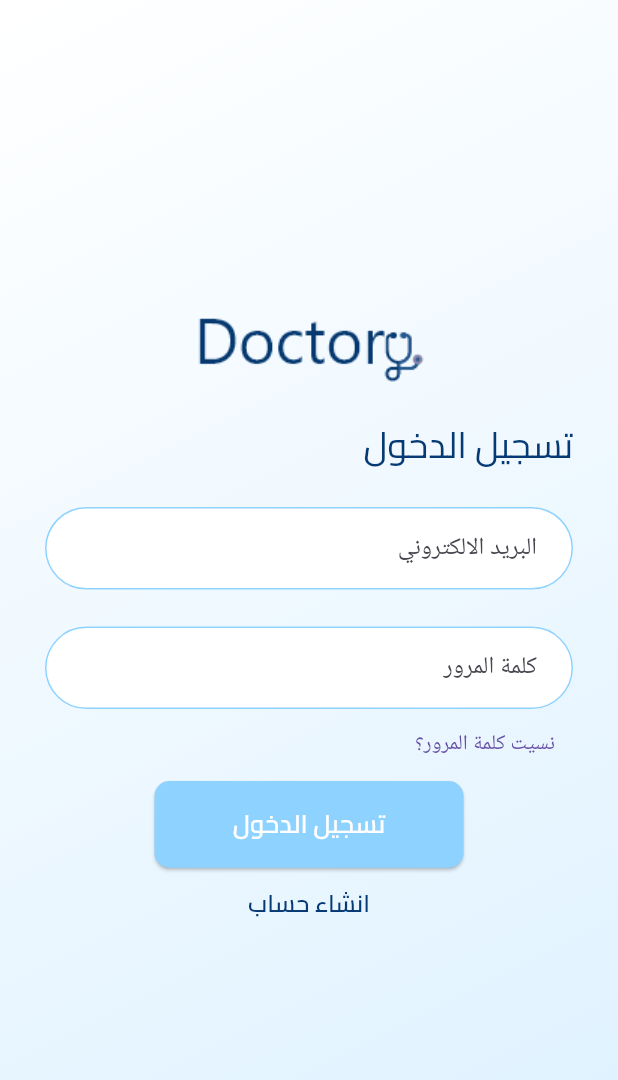
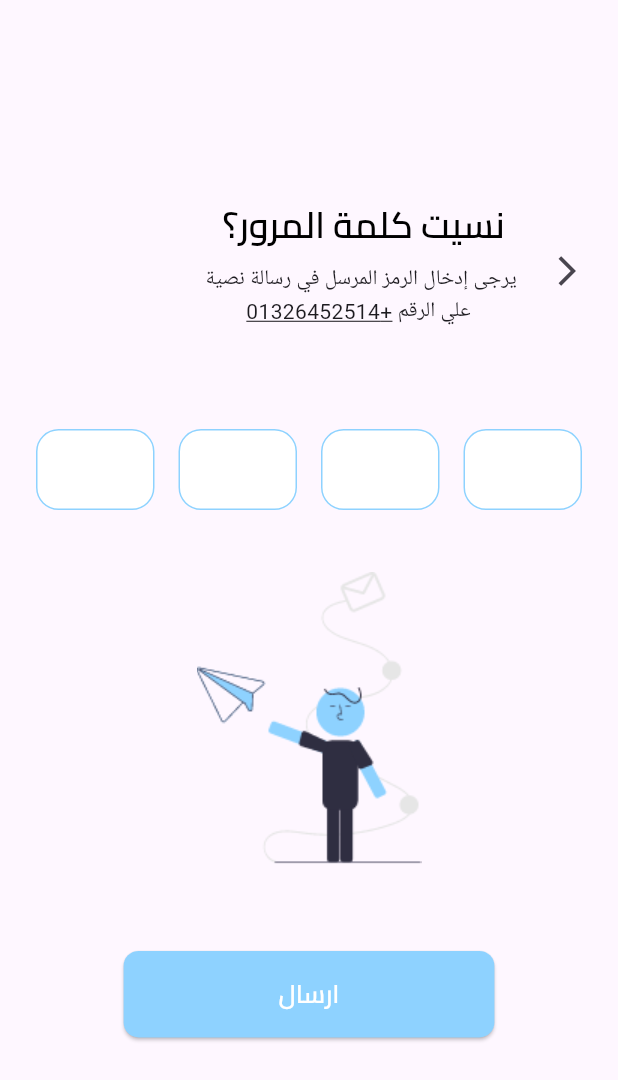
Before and after one commit to AhmedSlman/Doctory, a Flutter app: the SignUpView screen opened by its route, after a tap on "تسجيل الدخول", after a tap on "نسيت كلمة المرور؟", on a phone screen of 412 x 824 dp. Shown: the top 1080 px of the screen. Run offline on Flutter 3.47's test engine with Material 3 defaults, Android fonts, the phone set to English and light mode, and no system bars; our stand-ins replace go_router.

Commit message:
forget password ui

```diff
--- a/lib/core/routes/app_router.dart
+++ b/lib/core/routes/app_router.dart
@@ -1,4 +1,6 @@
 import 'package:doctory/core/routes/router_names.dart';
+import 'package:doctory/features/auth/presentation/views/change_password.dart';
+import 'package:doctory/features/auth/presentation/views/forget_password.dart';
 import 'package:doctory/features/auth/presentation/views/login_view.dart';
 import 'package:doctory/features/auth/presentation/views/sign_up_view.dart';
 import 'package:doctory/features/splash/splash_view.dart';
@@ -18,5 +20,13 @@
       path: RouterNames.signup,
       builder: (context, state) => const SignUpView(),
     ),
+    GoRoute(
+      path: RouterNames.forgetPassword,
+      builder: (context, state) => VerificationPage(),
+    ),
+    GoRoute(
+      path: RouterNames.chanegePassword,
+      builder: (context, state) => const ChangePassword(),
+    ),
   ],
 );
--- a/lib/core/routes/router_names.dart
+++ b/lib/core/routes/router_names.dart
@@ -3,4 +3,6 @@
   static const String login = '/login';
   static const String signup = '/register';
   static const String home = '/home';
+  static const String forgetPassword = '/forgetPassword';
+  static const String chanegePassword = '/changePassword';
 }
--- a/lib/core/utils/app_assets.dart
+++ b/lib/core/utils/app_assets.dart
@@ -5,4 +5,5 @@
   static const String calenderIconImage = 'assets/images/calendar.png';
   static const String medicineIconImage = 'assets/images/medicine.png';
   static const String settingIconImage = 'assets/images/settings.png';
+  static const String resetCodeImage = "assets/images/resetcode.png";
 }
--- a/lib/core/utils/app_styles.dart
+++ b/lib/core/utils/app_styles.dart
@@ -8,6 +8,12 @@
     fontWeight: FontWeight.w600,
     color: AppColors.blueForText,
   );
+  static const s17 = TextStyle(
+    fontSize: 17,
+    fontFamily: "Cairo",
+    fontWeight: FontWeight.w600,
+    color: AppColors.blackForText,
+  );
   static const s16 = TextStyle(
     fontSize: 16,
     fontFamily: "Cairo",
--- a/lib/features/auth/presentation/views/change_password.dart
+++ b/lib/features/auth/presentation/views/change_password.dart
@@ -0,0 +1,10 @@
+import 'package:flutter/material.dart';
+
+class ChangePassword extends StatelessWidget {
+  const ChangePassword({super.key});
+
+  @override
+  Widget build(BuildContext context) {
+    return const Scaffold();
+  }
+}
--- a/lib/features/auth/presentation/views/forget_password.dart
+++ b/lib/features/auth/presentation/views/forget_password.dart
@@ -1,10 +1,60 @@
+// ignore_for_file: library_private_types_in_public_api
+
+import 'package:doctory/core/utils/app_assets.dart';
+import 'package:doctory/core/utils/app_colors.dart';
+import 'package:doctory/core/utils/app_strings.dart';
+import 'package:doctory/core/utils/app_styles.dart';
+import 'package:doctory/core/widgets/custom_button.dart';
+import 'package:doctory/features/auth/presentation/widgets/forget_password_app_bar.dart';
+import 'package:doctory/features/auth/presentation/widgets/reset_code_form_widget.dart';
+import 'package:flutter/foundation.dart';
 import 'package:flutter/material.dart';
+import 'package:go_router/go_router.dart';
 
-class ForgetPassword extends StatelessWidget {
-  const ForgetPassword({super.key});
+class VerificationPage extends StatelessWidget {
+  VerificationPage({super.key});
+
+  final _controllers = List.generate(4, (_) => TextEditingController());
+
+  final _focusNodes = List.generate(4, (_) => FocusNode());
 
   @override
   Widget build(BuildContext context) {
-    return const Scaffold();
+    return Scaffold(
+      body: Padding(
+        padding: const EdgeInsets.all(16.0),
+        child: Column(
+          mainAxisAlignment: MainAxisAlignment.center,
+          children: [
+            const ForgetPasswordAppBar(),
+            SizedBox(
+              height: MediaQuery.of(context).size.height * 0.07,
+            ),
+            ResetCodeFormWidget(
+              controllers: _controllers,
+              focusNodes: _focusNodes,
+            ),
+            SizedBox(
+              height: MediaQuery.of(context).size.height * 0.05,
+            ),
+            Image.asset(AppAssets.resetCodeImage),
+            SizedBox(
+              height: MediaQuery.of(context).size.height * 0.07,
+            ),
+            CustomButton(
+              width: MediaQuery.of(context).size.width * 0.6,
+              height: MediaQuery.of(context).size.height * 0.07,
+              text: "ارسال",
+              onPressed: () {
+                final code = _controllers.map((c) => c.text).join();
+                if (kDebugMode) {
+                  print("Entered Code: $code");
+                }
+              },
+            ),
+          ],
+        ),
+      ),
+    );
   }
 }
--- a/lib/features/auth/presentation/views/login_view.dart
+++ b/lib/features/auth/presentation/views/login_view.dart
@@ -52,7 +52,9 @@
             Align(
               alignment: Alignment.centerRight,
               child: TextButton(
-                onPressed: () {},
+                onPressed: () {
+                  context.go(RouterNames.forgetPassword);
+                },
                 child: const Text(AppStrings.forgotPassword),
               ),
             ),
--- /dev/null
+++ b/lib/features/auth/presentation/widgets/forget_password_app_bar.dart
@@ -0,0 +1,50 @@
+import 'package:doctory/core/routes/router_names.dart';
+import 'package:doctory/core/utils/app_colors.dart';
+import 'package:doctory/core/utils/app_strings.dart';
+import 'package:doctory/core/utils/app_styles.dart';
+import 'package:flutter/material.dart';
+import 'package:go_router/go_router.dart';
+
+class ForgetPasswordAppBar extends StatelessWidget {
+  const ForgetPasswordAppBar({super.key});
+
+  @override
+  Widget build(BuildContext context) {
+    return Row(
+      children: [
+        IconButton(
+          onPressed: () {
+            context.go(RouterNames.login);
+          },
+          icon: const Icon(Icons.arrow_back_ios),
+        ),
+        Column(
+          children: [
+            Text(
+              AppStrings.forgotPassword,
+              style: AppStyles.s18.copyWith(color: AppColors.blackForText),
+            ),
+            Padding(
+              padding: const EdgeInsets.symmetric(vertical: 10.0),
+              child: RichText(
+                textAlign: TextAlign.center,
+                text: TextSpan(
+                  text: ' يرجى إدخال الرمز المرسل في رسالة نصية\n  علي الرقم ',
+                  style: DefaultTextStyle.of(context).style,
+                  children: const <TextSpan>[
+                    TextSpan(
+                      text: '+01326452514',
+                      style: TextStyle(
+                        decoration: TextDecoration.underline,
+                      ),
+                    ),
+                  ],
+                ),
+              ),
+            ),
+          ],
+        ),
+      ],
+    );
+  }
+}
--- /dev/null
+++ b/lib/features/auth/presentation/widgets/reset_code_form_widget.dart
@@ -0,0 +1,62 @@
+import 'package:doctory/core/utils/app_colors.dart';
+import 'package:flutter/cupertino.dart';
+import 'package:flutter/material.dart';
+
+class ResetCodeFormWidget extends StatelessWidget {
+  const ResetCodeFormWidget({
+    super.key,
+    required List<TextEditingController> controllers,
+    required List<FocusNode> focusNodes,
+  })  : _controllers = controllers,
+        _focusNodes = focusNodes;
+
+  final List<TextEditingController> _controllers;
+  final List<FocusNode> _focusNodes;
+
+  @override
+  Widget build(BuildContext context) {
+    return Row(
+      mainAxisAlignment: MainAxisAlignment.spaceBetween,
+      children: List.generate(4, (index) {
+        return Expanded(
+          child: Padding(
+            padding: const EdgeInsets.symmetric(horizontal: 8.0),
+            child: TextField(
+              controller: _controllers[index],
+              focusNode: _focusNodes[index],
+              keyboardType: TextInputType.number,
+              obscureText: true,
+              maxLength: 1,
+              textAlign: TextAlign.center,
+              decoration: InputDecoration(
+                contentPadding: const EdgeInsets.all(15),
+                counterText: "",
+                filled: true,
+                fillColor: AppColors.whiteColor,
+                border: OutlineInputBorder(
+                  borderSide: const BorderSide(color: AppColors.whiteColor),
+                  borderRadius: BorderRadius.circular(15),
+                ),
+                focusedBorder: OutlineInputBorder(
+                  borderSide: const BorderSide(color: AppColors.blueForText),
+                  borderRadius: BorderRadius.circular(15),
+                ),
+                enabledBorder: OutlineInputBorder(
+                  borderSide: const BorderSide(color: AppColors.primaryColor),
+                  borderRadius: BorderRadius.circular(15),
+                ),
+              ),
+              onChanged: (value) {
+                if (value.length == 1 && index < 3) {
+                  FocusScope.of(context).requestFocus(_focusNodes[index + 1]);
+                } else if (value.isEmpty && index > 0) {
+                  FocusScope.of(context).requestFocus(_focusNodes[index - 1]);
+                }
+              },
+            ),
+          ),
+        );
+      }),
+    );
+  }
+}
```
Also changed, not shown: assets/images/resetcode.png (added).
